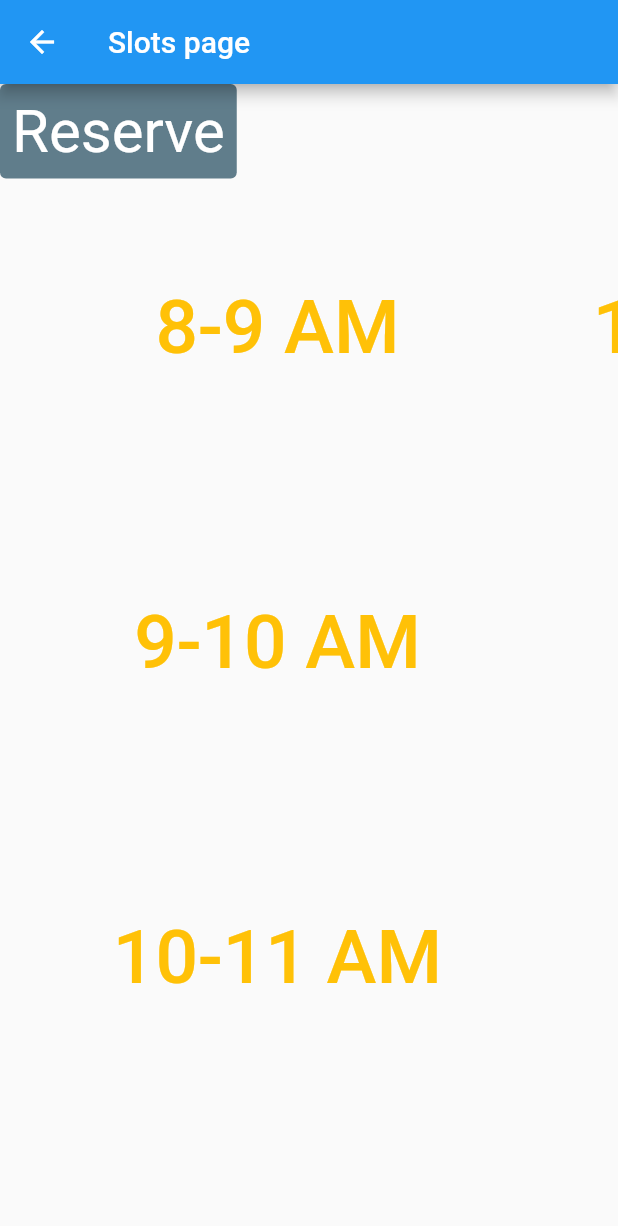
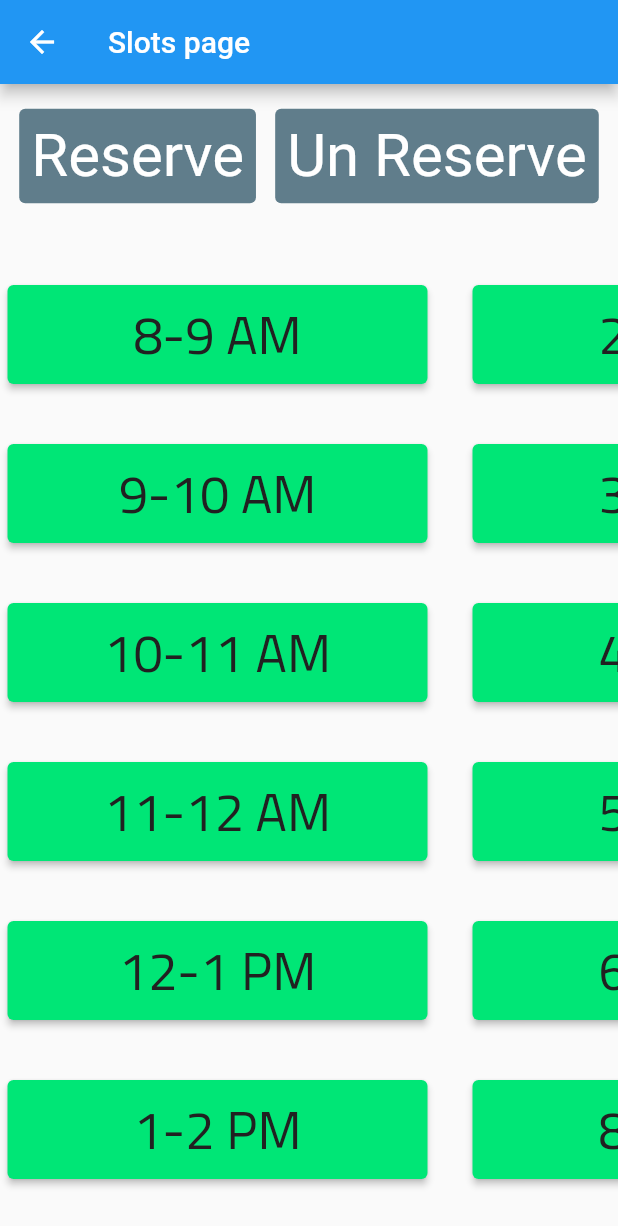
Before and after one commit to Amr-Haithem/Futbook-schools, a Flutter app: the Slots screen opened by its route, after a tap on "Reserve", on a phone screen of 412 x 824 dp. Shown: the top 1226 px of the screen. Run offline on Flutter 3.47's test engine with Material 2 defaults, Android fonts, the phone set to English and light mode, and no system bars; our stand-ins replace cloud_firestore, firebase_auth, firebase_core, firebase_database; accounts and stored records are empty.

Commit message:
reserve data and store data of customer kinda completed

```diff
--- a/lib/Pages/Screens/Slots/Slots.dart
+++ b/lib/Pages/Screens/Slots/Slots.dart
@@ -1,3 +1,4 @@
+import 'package:flutter/cupertino.dart';
 import 'package:flutter/material.dart';
 import 'package:futbook_school/Models/DataWithoutNameAndPhoneNumber.dart';
 import 'package:futbook_school/Models/DataOfUserAndFieldIndexOnly.dart';
@@ -31,7 +32,16 @@ class _SlotsState extends State<Slots> {
           backgroundColor: Colors.blue,
           title: Text('Slots page'),
         ),
-        body: Wrap(direction: Axis.vertical, children: [
+        body: Column(
+            crossAxisAlignment: CrossAxisAlignment.center,
+            mainAxisAlignment: MainAxisAlignment.center,
+            children: [
+              Expanded(
+                flex: 1,
+                child: Row(
+                  crossAxisAlignment: CrossAxisAlignment.center,
+                  mainAxisAlignment: MainAxisAlignment.spaceEvenly,
+                  children: [
                     TextButton(
                       style: TextButton.styleFrom(
                           primary: Colors.white,
@@ -41,22 +51,38 @@ class _SlotsState extends State<Slots> {
                           )),
                       child: Text("Reserve"),
                       onPressed: () async {
-              if(await rt.updateReservationData(
-                  args.user, args.indexOfThisField, Slots.arr)){
-
-                Navigator.pushNamed(context, '/CustomerInfo',arguments: DataWithoutNameAndPhoneNumber(user:args.user,indexOfThisField: args.indexOfThisField,slotsReserved:Slots.arr));
-
-              }
-              else{
-                Slots.arr=[];
+                        if (await rt.updateReservationData(
+                            args.user, args.indexOfThisField, Slots.arr)) {
+                          Navigator.pushNamed(context, '/CustomerInfo',
+                              arguments: DataWithoutNameAndPhoneNumber(
+                                  user: args.user,
+                                  indexOfThisField: args.indexOfThisField,
+                                  slotsReserved: Slots.arr));
+                        } else {
                           print("didn't register : a message from slots page");
                         }
-
+                      },
+                    ),
+                    TextButton(
+                      style: TextButton.styleFrom(
+                          primary: Colors.white,
+                          backgroundColor: Colors.blueGrey,
+                          textStyle: TextStyle(
+                            fontSize: 40,
+                          )),
+                      child: Text("Un Reserve"),
+                      onPressed: () async {
+                       await rt.unReserveForCustomer(args.user, args.indexOfThisField,
+                            Slots.arr);
+                        Slots.arr=[];
 
                       },
+                    )
+                  ],
                 ),
-          Padding(
-            padding: const EdgeInsets.fromLTRB(35.0, 0, 0, 0),
+              ),
+              Expanded(
+                flex: 7,
                 child: Wrap(
                     direction: Axis.vertical,
                     alignment: WrapAlignment.center,
@@ -79,7 +105,7 @@ class _SlotsState extends State<Slots> {
                       SingleButtonBlock(slot: '10-11 PM', associatedIndex: 13),
                       SingleButtonBlock(slot: '12-1 AM', associatedIndex: 14),
                     ]),
-          )
+              ),
             ]));
   }
 }
--- a/lib/Pages/Screens/Slots/singleButtonBlock.dart
+++ b/lib/Pages/Screens/Slots/singleButtonBlock.dart
@@ -9,7 +9,7 @@ class SingleButtonBlock extends StatefulWidget {
   final String slot;
   final int associatedIndex;
 
-  const SingleButtonBlock({this.slot,  this.associatedIndex});
+  const SingleButtonBlock({this.slot, this.associatedIndex});
 
   @override
   _SingleButtonBlockState createState() => _SingleButtonBlockState();
@@ -18,28 +18,49 @@ class SingleButtonBlock extends StatefulWidget {
 class _SingleButtonBlockState extends State<SingleButtonBlock> {
   //not selected in first
   bool selected = false;
-  RealTimeDBService rt= RealTimeDBService();
+  RealTimeDBService rt = RealTimeDBService();
+  Color backgroundColorSwitch = Colors.greenAccent[400];
+
+  @override
+  void initState() {
+    selected = false;
+    super.initState();
+  }
+
   @override
   Widget build(BuildContext context) {
-    selected=false;
-    return TextButton(
-      child: Text(widget.slot,style: TextStyle(fontSize: 50),),
-      onPressed: ()  {
-        if(!selected){
-           Slots.arr.add(widget.associatedIndex);
-          selected=!selected;
-          print(Slots.arr);
-        }
-        else{
-          Slots.arr.remove(widget.associatedIndex);
-          selected=!selected;
-          print(Slots.arr);
-        }
+    return Container(
+      margin:
+          const EdgeInsets.only(top: 15.0, bottom: 15.0, left: 5.0, right: 5.0),
+      child: ElevatedButton(
+        child: Text(
+          widget.slot,
+          style: TextStyle(color: Colors.grey[900],fontFamily: "Cairo", fontSize: 35),
 
-      },
-      style: TextButton.styleFrom(
-        primary: Colors.amber,
-        minimumSize: Size(300.0, 200.0),
+        ),
+        onPressed: () {
+          if (!selected) {
+            Slots.arr.add(widget.associatedIndex);
+
+            selected = !selected;
+            setState(() {
+              backgroundColorSwitch = Colors.yellowAccent;
+            });
+            print(Slots.arr);
+          } else {
+            Slots.arr.remove(widget.associatedIndex);
+
+            selected = !selected;
+            setState(() {
+              backgroundColorSwitch = Colors.greenAccent[400];
+            });
+            print(Slots.arr);
+          }
+        },
+        style: ElevatedButton.styleFrom(
+          primary: backgroundColorSwitch,
+          minimumSize: Size(280.0, 58.0),
+        ),
       ),
     );
   }
```
Also changed, not shown: lib/Pages/Screens/CustomerInfo/CustomerInfo.dart (+53 -7 lines), lib/Services/RealTimeDBService.dart (+55 -3 lines). Lines whose indentation alone changed are shown as unchanged.
